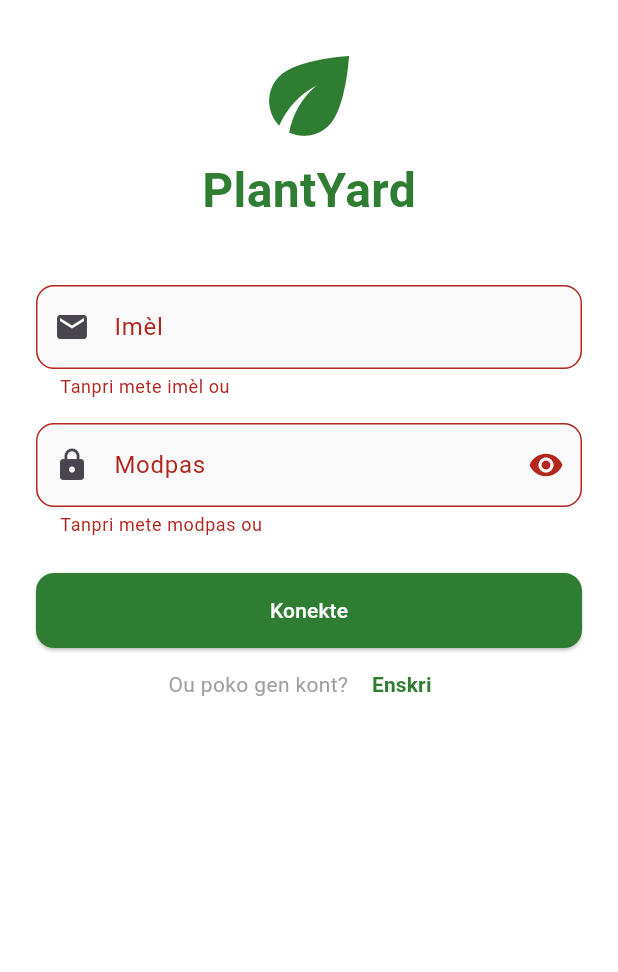
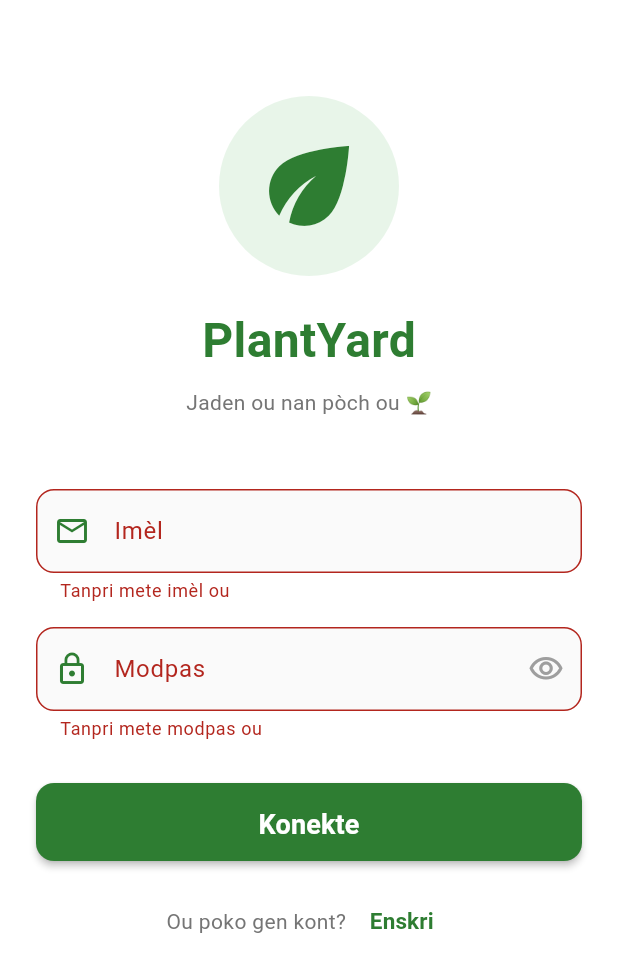
Before and after one commit to jobelval/PlantYard, a Flutter app: the screen it shows after launch, after a tap on "Konekte", on a phone screen of 412 x 824 dp. Shown: the top 972 px of the screen. Run offline on Flutter 3.47's test engine with Material 3 defaults, Android fonts, the phone set to English and light mode, and no system bars; our stand-ins replace shared_preferences.

Commit message:
version 1.3

```diff
--- a/lib/screens/auth/login_screen.dart
+++ b/lib/screens/auth/login_screen.dart
@@ -2,8 +2,6 @@ import 'package:flutter/material.dart';
 import 'package:plantyard/screens/auth/signup_screen.dart';
 import 'package:plantyard/screens/home/home_screen.dart';
 import 'package:plantyard/services/auth_service.dart';
-import 'package:plantyard/widgets/custom_keyboard.dart';
-import 'package:plantyard/widgets/auth_widgets.dart';
 
 class LoginScreen extends StatefulWidget {
   const LoginScreen({super.key});
@@ -16,12 +14,8 @@ class _LoginScreenState extends State<LoginScreen> {
   final _formKey = GlobalKey<FormState>();
   final emailController = TextEditingController();
   final passwordController = TextEditingController();
-
   bool _obscurePassword = true;
-  bool showKeyboard = false;
-  bool upper = false;
-  bool symbol = false;
-  String activeField = '';
+  bool _isLoading = false;
 
   @override
   void dispose() {
@@ -32,10 +26,15 @@ class _LoginScreenState extends State<LoginScreen> {
 
   void _handleLogin() async {
     if (_formKey.currentState!.validate()) {
+      setState(() => _isLoading = true);
+
       bool success = await AuthService.login(
           emailController.text, passwordController.text);
 
-      if (success && mounted) {
+      if (!mounted) return;
+      setState(() => _isLoading = false);
+
+      if (success) {
         Navigator.pushReplacement(
           context,
           MaterialPageRoute(
@@ -47,47 +46,40 @@ class _LoginScreenState extends State<LoginScreen> {
           const SnackBar(
             content: Text("Imèl oswa modpas pa kòrèk"),
             backgroundColor: Colors.red,
+            behavior: SnackBarBehavior.floating,
           ),
         );
       }
     }
   }
 
-  void _onKeyPress(String key) {
-    setState(() {
-      if (activeField == 'email') {
-        emailController.text += key;
-      } else if (activeField == 'password') {
-        passwordController.text += key;
-      }
-    });
-  }
-
-  void _onBackspace() {
-    setState(() {
-      if (activeField == 'email' && emailController.text.isNotEmpty) {
-        emailController.text =
-            emailController.text.substring(0, emailController.text.length - 1);
-      } else if (activeField == 'password' &&
-          passwordController.text.isNotEmpty) {
-        passwordController.text = passwordController.text
-            .substring(0, passwordController.text.length - 1);
-      }
-    });
-  }
-
   @override
   Widget build(BuildContext context) {
     return Scaffold(
       backgroundColor: Colors.white,
-      body: GestureDetector(
-        onTap: () => setState(() => showKeyboard = false),
-        child: SafeArea(
-          child: Padding(
+      body: SafeArea(
+        child: SingleChildScrollView(
           padding: const EdgeInsets.all(24.0),
           child: Column(
             children: [
-                const Icon(Icons.eco, size: 80, color: Color(0xFF2E7D32)),
+              const SizedBox(height: 40),
+
+              // Logo
+              Container(
+                padding: const EdgeInsets.all(20),
+                decoration: BoxDecoration(
+                  color: Colors.green.shade50,
+                  shape: BoxShape.circle,
+                ),
+                child: const Icon(
+                  Icons.eco,
+                  size: 80,
+                  color: Color(0xFF2E7D32),
+                ),
+              ),
+
+              const SizedBox(height: 20),
+
               const Text(
                 'PlantYard',
                 style: TextStyle(
@@ -96,38 +88,86 @@ class _LoginScreenState extends State<LoginScreen> {
                   color: Color(0xFF2E7D32),
                 ),
               ),
-                const SizedBox(height: 40),
-                Expanded(
-                  child: Form(
+              const SizedBox(height: 8),
+              Text(
+                'Jaden ou nan pòch ou 🌱',
+                style: TextStyle(
+                  fontSize: 14,
+                  color: Colors.grey.shade600,
+                ),
+              ),
+
+              const SizedBox(height: 48),
+
+              // Fòmilè koneksyon
+              Form(
                 key: _formKey,
                 child: Column(
                   children: [
-                        AuthField(
+                    // Champ imèl
+                    TextFormField(
                       controller: emailController,
-                          label: "Imèl",
-                          icon: Icons.email,
+                      keyboardType: TextInputType.emailAddress,
+                      decoration: InputDecoration(
+                        labelText: "Imèl",
+                        hintText: "exemple@gmail.com",
+                        prefixIcon: const Icon(
+                          Icons.email_outlined,
+                          color: Color(0xFF2E7D32),
+                        ),
+                        border: OutlineInputBorder(
+                          borderRadius: BorderRadius.circular(12),
+                        ),
+                        focusedBorder: OutlineInputBorder(
+                          borderRadius: BorderRadius.circular(12),
+                          borderSide: const BorderSide(
+                            color: Color(0xFF2E7D32),
+                            width: 2,
+                          ),
+                        ),
+                      ),
                       validator: (value) {
                         if (value == null || value.isEmpty) {
                           return "Tanpri mete imèl ou";
                         }
                         return null;
                       },
-                          onTap: () {
-                            setState(() {
-                              showKeyboard = true;
-                              activeField = 'email';
-                              symbol = false;
-                            });
-                          },
                     ),
+
                     const SizedBox(height: 16),
-                        AuthPasswordField(
+
+                    // Champ modpas
+                    TextFormField(
                       controller: passwordController,
                       obscureText: _obscurePassword,
-                          onToggleVisibility: () {
-                            setState(
-                                () => _obscurePassword = !_obscurePassword);
-                          },
+                      decoration: InputDecoration(
+                        labelText: "Modpas",
+                        hintText: "Minimòm 8 karaktè",
+                        prefixIcon: const Icon(
+                          Icons.lock_outline,
+                          color: Color(0xFF2E7D32),
+                        ),
+                        suffixIcon: IconButton(
+                          icon: Icon(
+                            _obscurePassword
+                                ? Icons.visibility_outlined
+                                : Icons.visibility_off_outlined,
+                            color: Colors.grey,
+                          ),
+                          onPressed: () => setState(
+                              () => _obscurePassword = !_obscurePassword),
+                        ),
+                        border: OutlineInputBorder(
+                          borderRadius: BorderRadius.circular(12),
+                        ),
+                        focusedBorder: OutlineInputBorder(
+                          borderRadius: BorderRadius.circular(12),
+                          borderSide: const BorderSide(
+                            color: Color(0xFF2E7D32),
+                            width: 2,
+                          ),
+                        ),
+                      ),
                       validator: (value) {
                         if (value == null || value.isEmpty) {
                           return "Tanpri mete modpas ou";
@@ -137,25 +177,52 @@ class _LoginScreenState extends State<LoginScreen> {
                         }
                         return null;
                       },
-                          onTap: () {
-                            setState(() {
-                              showKeyboard = true;
-                              activeField = 'password';
-                              symbol = false;
-                            });
-                          },
                     ),
-                        const SizedBox(height: 24),
-                        AuthButton(
-                          text: 'Konekte',
-                          onPressed: _handleLogin,
+
+                    const SizedBox(height: 28),
+
+                    // Bouton konekte
+                    SizedBox(
+                      width: double.infinity,
+                      height: 52,
+                      child: ElevatedButton(
+                        onPressed: _isLoading ? null : _handleLogin,
+                        style: ElevatedButton.styleFrom(
+                          backgroundColor: const Color(0xFF2E7D32),
+                          foregroundColor: Colors.white,
+                          shape: RoundedRectangleBorder(
+                            borderRadius: BorderRadius.circular(12),
                           ),
+                          elevation: 2,
+                        ),
+                        child: _isLoading
+                            ? const SizedBox(
+                                width: 24,
+                                height: 24,
+                                child: CircularProgressIndicator(
+                                  color: Colors.white,
+                                  strokeWidth: 2.5,
+                                ),
+                              )
+                            : const Text(
+                                'Konekte',
+                                style: TextStyle(
+                                  fontSize: 18,
+                                  fontWeight: FontWeight.bold,
+                                ),
+                              ),
+                      ),
+                    ),
+
+                    const SizedBox(height: 16),
+
+                    // Lyen enskripsyon
                     Row(
                       mainAxisAlignment: MainAxisAlignment.center,
                       children: [
-                            const Text(
+                        Text(
                           "Ou poko gen kont? ",
-                              style: TextStyle(color: Colors.grey),
+                          style: TextStyle(color: Colors.grey.shade600),
                         ),
                         TextButton(
                           onPressed: () {
@@ -171,6 +238,7 @@ class _LoginScreenState extends State<LoginScreen> {
                             style: TextStyle(
                               color: Color(0xFF2E7D32),
                               fontWeight: FontWeight.bold,
+                              fontSize: 15,
                             ),
                           ),
                         ),
@@ -179,19 +247,7 @@ class _LoginScreenState extends State<LoginScreen> {
                   ],
                 ),
               ),
-                ),
-                if (showKeyboard)
-                  CustomKeyboard(
-                    upper: upper,
-                    symbol: symbol,
-                    email: activeField == 'email',
-                    onKey: _onKeyPress,
-                    onBack: _onBackspace,
-                    onShift: () => setState(() => upper = !upper),
-                    onSymbol: () => setState(() => symbol = !symbol),
-                  ),
             ],
-            ),
           ),
         ),
       ),
```
Lines whose indentation alone changed are shown as unchanged.
